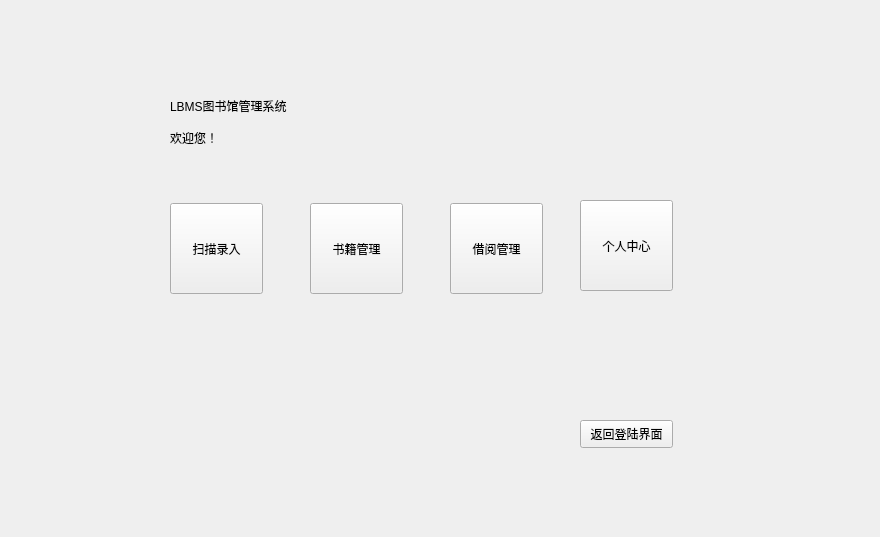
Foldblade/LBMS-CPP, file LBMS/adminitor_con.ui: the form before one commit.
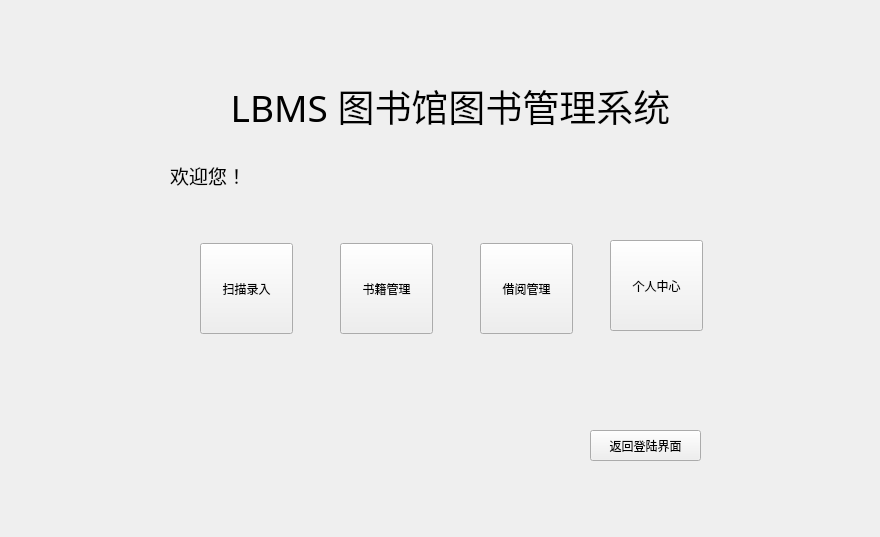
The form after the commit.

Commit message:
Link MySQL, UI update
Now you can see your username at adminitor_con.cpp!
What's more, we can search book finally.
This comment just update `search_book_result_no`. More will be soon.

The edit to the form file:
```diff
--- a/LBMS/adminitor_con.ui
+++ b/LBMS/adminitor_con.ui
@@ -16,25 +16,40 @@
   <widget class="QLabel" name="label">
    <property name="geometry">
     <rect>
-     <x>170</x>
-     <y>90</y>
-     <width>141</width>
-     <height>31</height>
+     <x>140</x>
+     <y>70</y>
+     <width>621</width>
+     <height>71</height>
     </rect>
    </property>
+   <property name="font">
+    <font>
+     <family>微软雅黑</family>
+     <pointsize>28</pointsize>
+    </font>
+   </property>
    <property name="text">
-    <string>LBMS图书馆管理系统</string>
+    <string>LBMS 图书馆图书管理系统</string>
+   </property>
+   <property name="alignment">
+    <set>Qt::AlignCenter</set>
    </property>
   </widget>
   <widget class="QLabel" name="label_2">
    <property name="geometry">
     <rect>
      <x>170</x>
-     <y>130</y>
-     <width>72</width>
-     <height>15</height>
+     <y>160</y>
+     <width>561</width>
+     <height>31</height>
     </rect>
    </property>
+   <property name="font">
+    <font>
+     <family>微软雅黑 Light</family>
+     <pointsize>14</pointsize>
+    </font>
+   </property>
    <property name="text">
     <string>欢迎您！</string>
    </property>
@@ -42,8 +57,8 @@
   <widget class="QPushButton" name="scan">
    <property name="geometry">
     <rect>
-     <x>170</x>
-     <y>203</y>
+     <x>200</x>
+     <y>243</y>
      <width>93</width>
      <height>91</height>
     </rect>
@@ -55,8 +70,8 @@
   <widget class="QPushButton" name="bookcon">
    <property name="geometry">
     <rect>
-     <x>310</x>
-     <y>203</y>
+     <x>340</x>
+     <y>243</y>
      <width>93</width>
      <height>91</height>
     </rect>
@@ -68,8 +83,8 @@
   <widget class="QPushButton" name="borrowecon">
    <property name="geometry">
     <rect>
-     <x>450</x>
-     <y>203</y>
+     <x>480</x>
+     <y>243</y>
      <width>93</width>
      <height>91</height>
     </rect>
@@ -81,8 +96,8 @@
   <widget class="QPushButton" name="selfcen">
    <property name="geometry">
     <rect>
-     <x>580</x>
-     <y>200</y>
+     <x>610</x>
+     <y>240</y>
      <width>93</width>
      <height>91</height>
     </rect>
@@ -94,10 +109,10 @@
   <widget class="QPushButton" name="return_2">
    <property name="geometry">
     <rect>
-     <x>580</x>
-     <y>420</y>
-     <width>93</width>
-     <height>28</height>
+     <x>590</x>
+     <y>430</y>
+     <width>111</width>
+     <height>31</height>
     </rect>
    </property>
    <property name="text">
```
Left out of the diff: 2 changed lines with no effect on the pictures. The commit also changes 7 other files.
